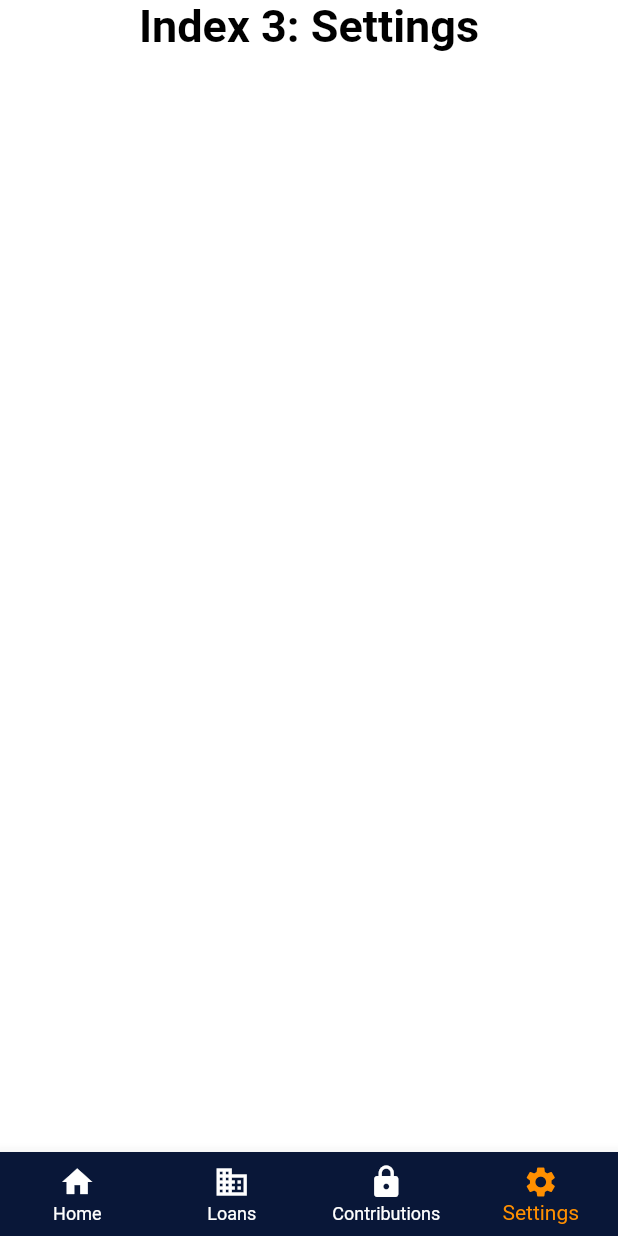
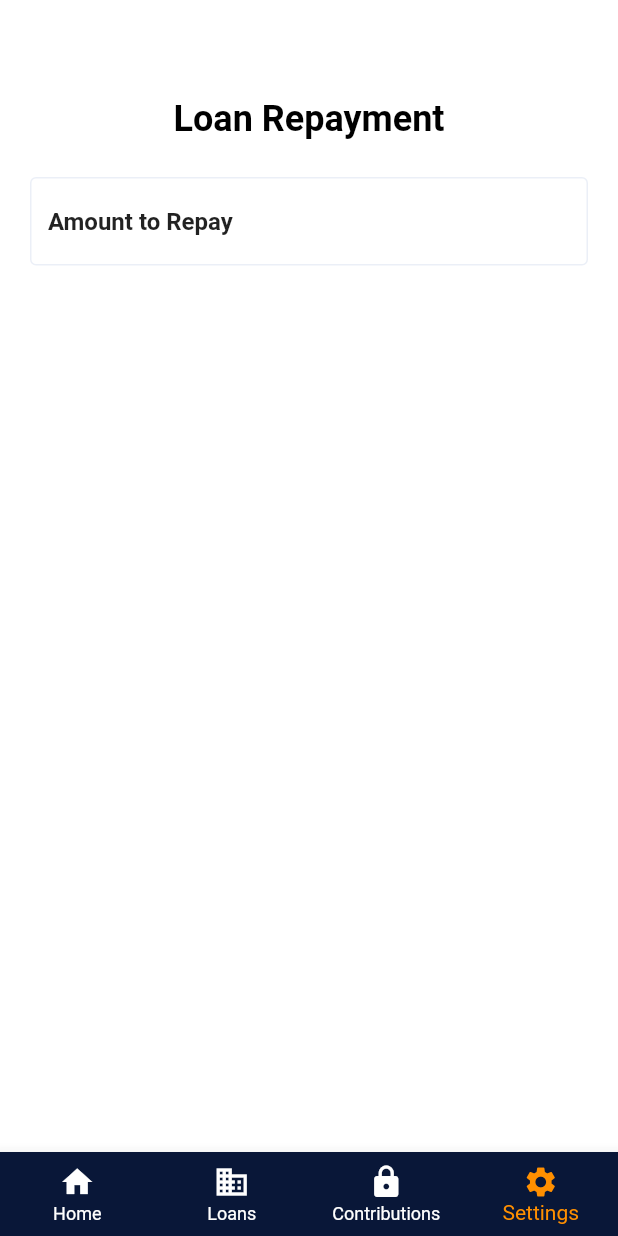
Before and after one commit to davidubanyi/flutter_start, a Flutter app: the MyStatefulWidget screen opened directly, item 4 of the bottom bar chosen, on a phone screen of 412 x 824 dp. Run offline on Flutter 3.47's test engine with Material 2 defaults, Android fonts, the phone set to English and light mode, and no system bars; our stand-ins replace bloc, cached_network_image, currency_text_input_formatter, equatable, flutter_bloc, flutter_money_formatter and 3 more.

Commit message:
apply for loan form

```diff
--- a/app/lib/src/screens/home/index.dart
+++ b/app/lib/src/screens/home/index.dart
@@ -1,6 +1,7 @@
 // home screen contents
 import 'package:app/src/config/color_constants.dart';
 import 'package:app/src/screens/home/dashboard.dart';
+import 'package:app/src/screens/loans/apply_for_loan.dart';
 import 'package:app/src/screens/loans/index.dart';
 import 'package:flutter/material.dart';
 import 'package:flutter/src/widgets/basic.dart';
@@ -51,14 +52,7 @@ class _MyStatefulWidgetState extends State<MyStatefulWidget> {
     NewUserDashboard(),
     LoanIndex(),
     ContributionsHome(),
-    Column(
-      children: [
-        Text(
-          'Index 3: Settings',
-          style: optionStyle,
-        ),
-      ],
-    ),
+    ApplyForLoanForm()
   ];
 
   void _onItemTapped(int index) {
@@ -80,7 +74,6 @@ class _MyStatefulWidgetState extends State<MyStatefulWidget> {
         showUnselectedLabels: true,
         backgroundColor: ColorConstants.bottomNavBarBackground,
         items: const <BottomNavigationBarItem>[
-
           BottomNavigationBarItem(
             icon: Icon(Icons.home),
             label: 'Home',
@@ -97,7 +90,6 @@ class _MyStatefulWidgetState extends State<MyStatefulWidget> {
             icon: Icon(Icons.settings),
             label: 'Settings',
           ),
-
         ],
         currentIndex: _selectedIndex,
         selectedItemColor: Colors.amber[800],
--- /dev/null
+++ b/app/lib/src/screens/loans/apply_for_loan.dart
@@ -0,0 +1,61 @@
+import 'package:app/src/config/color_constants.dart';
+import 'package:flutter/material.dart';
+import 'package:currency_text_input_formatter/currency_text_input_formatter.dart';
+
+class ApplyForLoanForm extends StatefulWidget {
+  @override
+  _ApplyForLoanFormState createState() => _ApplyForLoanFormState();
+}
+
+class _ApplyForLoanFormState extends State<ApplyForLoanForm> {
+  final _formKey = GlobalKey<FormState>();
+
+  @override
+  Widget build(BuildContext context) {
+    return Form(
+      key: _formKey,
+      child: Padding(
+        padding: const EdgeInsets.all(20.0),
+        child: Column(
+          children: <Widget>[
+            SizedBox(
+              height: 20,
+            ),
+            FormTitle(
+              formTitle: 'Loan Repayment',
+            ),
+            TextFormField(
+              inputFormatters: [
+                CurrencyTextInputFormatter(symbol: '₦', decimalDigits: 0)
+              ],
+              keyboardType: TextInputType.number,
+              decoration: InputDecoration(
+                  labelText: "Amount to Repay",
+                  labelStyle: TextStyle(color: Colors.black87),
+                  alignLabelWithHint: true,
+                  enabledBorder: OutlineInputBorder(
+                      borderSide: BorderSide(
+                          color: ColorConstants.containerBorderColor,
+                          width: 1))),
+            )
+          ],
+        ),
+      ),
+    );
+  }
+}
+
+class FormTitle extends StatelessWidget {
+  FormTitle({this.formTitle});
+  final String formTitle;
+  @override
+  Widget build(BuildContext context) {
+    return Container(
+      padding: EdgeInsets.symmetric(vertical: 25),
+      child: Text(
+        formTitle,
+        style: TextStyle(fontSize: 24, fontWeight: FontWeight.bold),
+      ),
+    );
+  }
+}
--- a/app/pubspec.yaml
+++ b/app/pubspec.yaml
@@ -28,6 +28,7 @@ dependencies:
   # The following adds the Cupertino Icons font to your application.
   # Use with the CupertinoIcons class for iOS style icons.
   cupertino_icons: ^1.0.0
+  currency_text_input_formatter: ^2.0.0
   provider:
   webview_flutter: ^1.0.6
   flutter_bloc: ^6.0.6
@@ -48,6 +49,8 @@ dev_dependencies:
   flutter_test:
     sdk: flutter
   flutter_native_splash: ^0.1.9
+dependency_overrides:
+  intl: ^0.17.0
 
 flutter_native_splash:
   image: assets/images/logo.png
```
Also changed, not shown: app/pubspec.lock, 1 other file.
